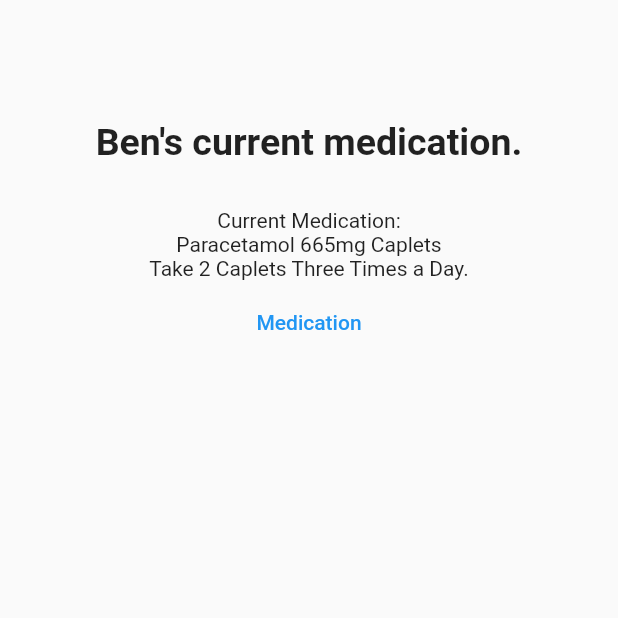
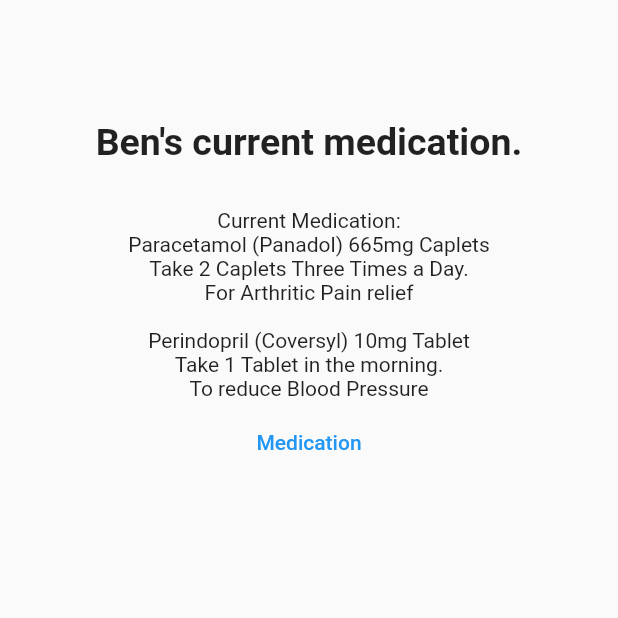
Before and after one commit to AnthonyLimanto/SEPT_Project, a Flutter app: the Medication screen opened by its route, on a phone screen of 412 x 824 dp, the top half of it. Run offline on Flutter 3.47's test engine with Material 2 defaults, Android fonts, the phone set to English and light mode, and no system bars.

Commit message:
added medication
added medication

```diff
--- a/shrimpfriedrice/lib/Components/medicationList.dart
+++ b/shrimpfriedrice/lib/Components/medicationList.dart
@@ -22,9 +22,13 @@
 }
 
 class MedicationListItemState extends State<MedicationListItem> {
-  DateTime time = DateTime.utc(2022, 11, 1);
-  String medication = "Paracetamol 665mg Caplets";
+  String medication = "Paracetamol (Panadol) 665mg Caplets";
   String dose = "Take 2 Caplets Three Times a Day.";
+  String use = "For Arthritic Pain relief";
+  String blank = "";
+  String medication2 = "Perindopril (Coversyl) 10mg Tablet";
+  String dose2 = "Take 1 Tablet in the morning.";
+  String use2 = "To reduce Blood Pressure";
 
   @override
   Widget build(BuildContext context) {
@@ -33,6 +37,11 @@
       children: <Widget>[
         Text(medication),
         Text(dose),
+        Text(use),
+        Text(blank),
+        Text(medication2),
+        Text(dose2),
+        Text(use2),
       ],
     );
   }
```
Also changed, not shown: shrimpfriedrice/assets/images/image.png (added).
